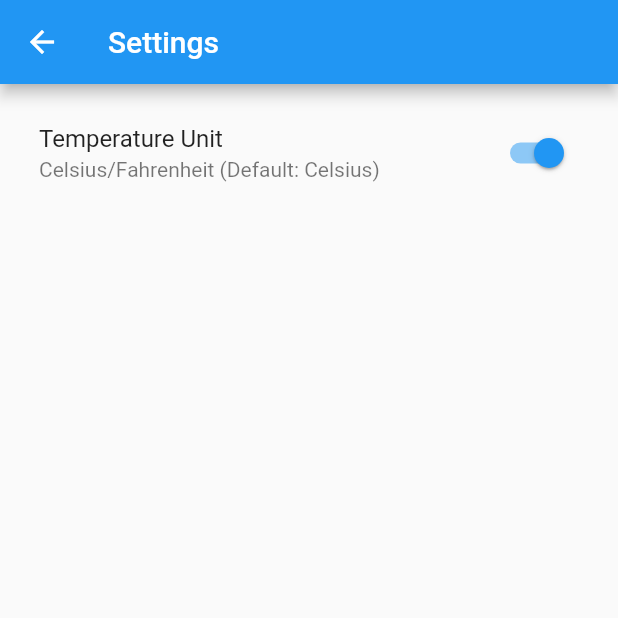
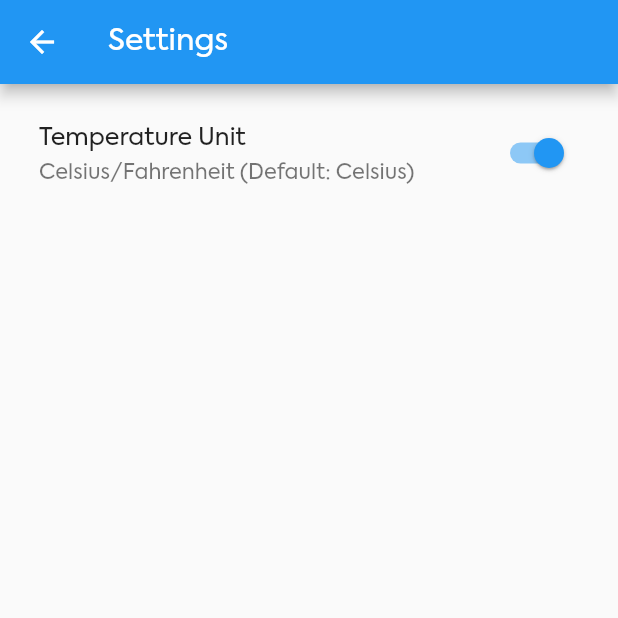
Before and after one commit to ShunyaCodes/Weather-App, a Flutter app: the SettingsPage screen opened directly, on a phone screen of 412 x 824 dp, the top half of it. Run offline on Flutter 3.47's test engine with Material 2 defaults, Android fonts, the phone set to English and light mode, and no system bars; our stand-ins replace bloc, equatable, flutter_bloc.

Commit message:
changed font to Axiforma

```diff
--- a/lib/pages/settings_page.dart
+++ b/lib/pages/settings_page.dart
@@ -9,7 +9,8 @@ class SettingsPage extends StatelessWidget {
   Widget build(BuildContext context) {
     return Scaffold(
       appBar: AppBar(
-        title: Text('Settings'),
+        title: Text('Settings',
+        style: TextStyle(fontFamily: 'Axiforma'),),
       ),
       body: Padding(
         padding: const EdgeInsets.symmetric(
@@ -17,8 +18,10 @@ class SettingsPage extends StatelessWidget {
           vertical: 10.0,
         ),
         child: ListTile(
-          title: Text('Temperature Unit'),
-          subtitle: Text('Celsius/Fahrenheit (Default: Celsius)'),
+          title: Text('Temperature Unit',
+          style: TextStyle(fontFamily: 'Axiforma'),),
+          subtitle: Text('Celsius/Fahrenheit (Default: Celsius)',
+          style: TextStyle(fontFamily: 'Axiforma'),),
           trailing: Switch(
             value: context.watch<TempSettingsBloc>().state.tempUnit ==
                 TempUnit.celsius,
```
